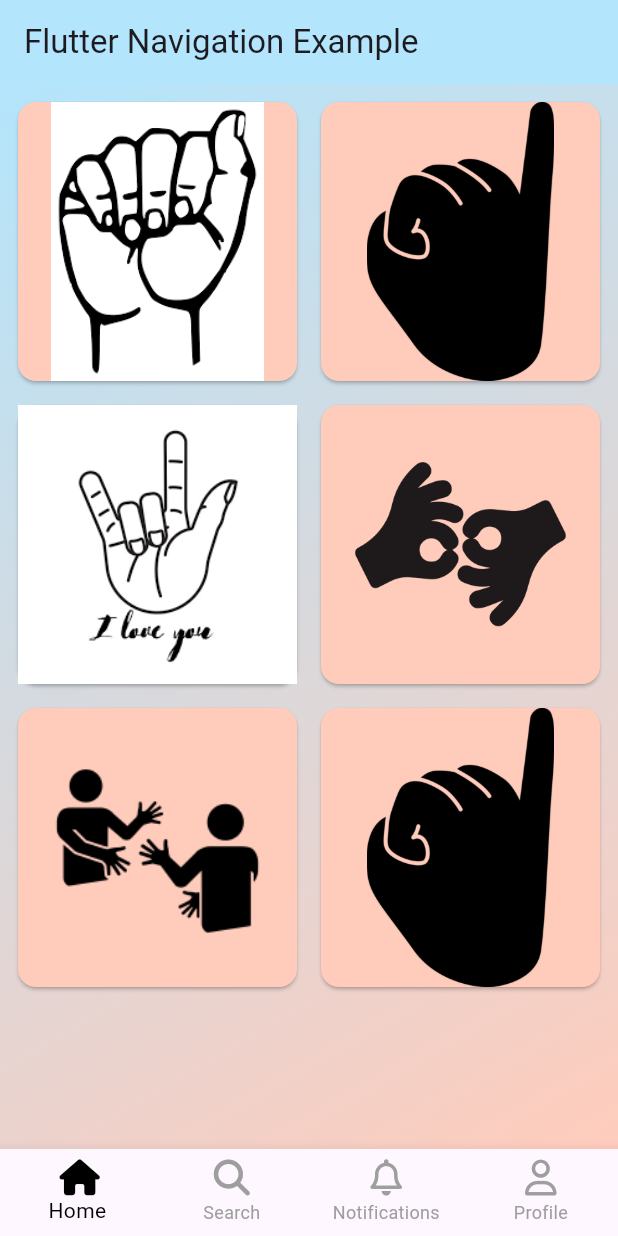
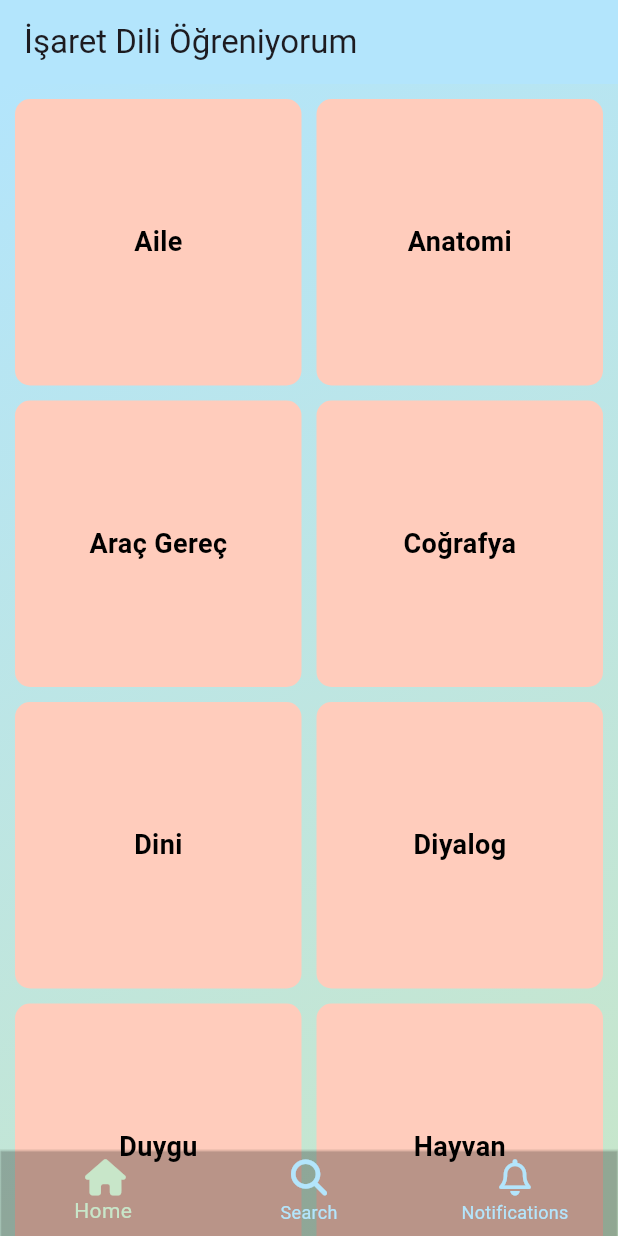
Before and after one commit to YUNUSEMREALSANCAK/isaretdilitercumaniprojesi, a Flutter app: the Navigation screen opened directly, on a phone screen of 412 x 824 dp. Run offline on Flutter 3.47's test engine with Material 3 defaults, Android fonts, the phone set to English and light mode, and no system bars; our stand-ins replace firebase_auth, firebase_core, font_awesome_flutter, shared_preferences, video_player; accounts and stored records are empty.

Commit message:
cardscreen.dart güncellendi

```diff
--- a/lib/Screens/Notifications.dart
+++ b/lib/Screens/Notifications.dart
@@ -34,7 +34,7 @@ class NotificationsPage extends StatelessWidget {
     return Container(
       decoration: BoxDecoration(
         gradient: LinearGradient(
-          colors: [CustomTheme.colorPage3, CustomTheme.colorPage1],
+          colors: [CustomTheme.colorPage1, CustomTheme.colorPage2],
           begin: Alignment.topLeft,
           end: Alignment.bottomRight,
         ),
--- a/lib/Screens/cardscreen.dart
+++ /dev/null
@@ -1,90 +0,0 @@
-import 'package:flutter/material.dart';
-
-import 'package:isaretdilitercumaniprojesi/variables.dart';
-
-import '../component.dart';
-
-// 1. Ana sayfa - Tam ekran kaplayan kartlar
-class HomePage extends StatelessWidget {
-  const HomePage({super.key});
-
-  @override
-  Widget build(BuildContext context) {
-    return Container(
-      decoration: BoxDecoration(
-        gradient: LinearGradient(
-          colors: [CustomTheme.colorPage1, CustomTheme.colorPage2],
-          begin: Alignment.topLeft,
-          end: Alignment.bottomRight,
-        ),
-      ),
-      child: Padding(
-        padding: const EdgeInsets.all(8.0),
-        child: GridView.count(
-          crossAxisCount: 2,
-          crossAxisSpacing: 8,
-          mainAxisSpacing: 8,
-          childAspectRatio: 1, // Kartların kare şeklinde görünmesi için
-          children: const [
-            ExpandedCard(imagePath: Images.images1, text: 'Orange'),
-            ExpandedCard(imagePath: Images.images5, text: 'Apple'),
-            ExpandedCard(imagePath: Images.images4, text: 'Banana'),
-            ExpandedCard(imagePath: Images.images3, text: 'Grape'),
-            ExpandedCard(imagePath: Images.images2, text: 'Grape'),
-            ExpandedCard(imagePath: Images.images5, text: 'Grape'),
-          ],
-        ),
-      ),
-    );
-  }
-}
-
-// Kart bileşeni: Basıldığında metin gösterme, bırakıldığında resme dönme
-class ExpandedCard extends StatefulWidget {
-  final String imagePath;
-  final String text;
-
-  const ExpandedCard({
-    super.key,
-    required this.imagePath,
-    required this.text,
-  });
-
-  @override
-  _ExpandedCardState createState() => _ExpandedCardState();
-}
-
-class _ExpandedCardState extends State<ExpandedCard> {
-  bool _showText = false;
-
-  @override
-  Widget build(BuildContext context) {
-    return GestureDetector(
-      onLongPress: () {
-        setState(() {
-          _showText = true; // Uzun basıldığında metni göster
-        });
-      },
-      onLongPressUp: () {
-        setState(() {
-          _showText = false; // Basmayı bırakınca resmi göster
-        });
-      },
-      child: Card(
-        color: CustomTheme.colorPage2,
-        shape: RoundedRectangleBorder(borderRadius: BorderRadius.circular(12)),
-        child: Center(
-          child: _showText
-              ? Text(
-            widget.text,
-            style: titleTextStyle(fontSize: 24, color: CustomTheme.black),
-          )
-              : Image.asset(
-            widget.imagePath,
-            fit: BoxFit.contain, // Resim kartın içine sığacak şekilde ayarlandı
-          ),
-        ),
-      ),
-    );
-  }
-}
--- /dev/null
+++ b/lib/Screens/cardscreen/cardscreen.dart
@@ -0,0 +1,91 @@
+import 'package:flutter/material.dart';
+import 'package:isaretdilitercumaniprojesi/variables.dart';
+
+import 'Giftlistscreen.dart';
+
+class HomePage extends StatelessWidget {
+  const HomePage({super.key});
+
+  @override
+  Widget build(BuildContext context) {
+    // Kategoriler ve gif dosyaları
+    final Map<String, List<String>> categories = {
+      'Aile': [
+        'assets/learn_gifs/abi.gif',
+        'assets/learn_gifs/abla_1.gif',
+        'assets/learn_gifs/abla_2.gif',
+        'assets/learn_gifs/aile.gif',
+        'assets/learn_gifs/akraba.gif',
+        'assets/learn_gifs/amca.gif',
+        'assets/learn_gifs/anne.gif',
+        'assets/learn_gifs/anneanne.gif',
+        'assets/learn_gifs/baba.gif',
+      ],
+      'Anatomi': [],
+      'Araç Gereç': [],
+      'Coğrafya': [],
+      'Dini': [],
+      'Diyalog': [],
+      'Duygu': [],
+      'Hayvan': [],
+      'Matematik': [],
+      'Spor': [],
+    };
+
+    return Scaffold(
+        backgroundColor: CustomTheme.colorPage1 ,
+
+      body: Container(
+        decoration: const BoxDecoration(
+          gradient: LinearGradient(
+            colors: [CustomTheme.colorPage1, CustomTheme.colorPage3],
+            begin: Alignment.topLeft,
+            end: Alignment.bottomRight,
+          ),
+        ),
+        child: GridView.builder(
+          padding: const EdgeInsets.all(10.0),
+          gridDelegate: const SliverGridDelegateWithFixedCrossAxisCount(
+            crossAxisCount: 2,
+            crossAxisSpacing: 10.0,
+            mainAxisSpacing: 10.0,
+          ),
+          itemCount: categories.keys.length,
+          itemBuilder: (context, index) {
+            final category = categories.keys.elementAt(index);
+            return GestureDetector(
+              onTap: () {
+                // Kategoriye tıklandığında
+                Navigator.push(
+                  context,
+                  MaterialPageRoute(
+                    builder: (context) => GifListPage(
+                      category: category,
+                      gifs: categories[category]!,
+                    ),
+                  ),
+                );
+              },
+              child: Container(
+                decoration: BoxDecoration(
+                  color: CustomTheme.colorPage2,
+                  borderRadius: BorderRadius.circular(10.0),
+                ),
+                child: Center(
+                  child: Text(
+                    category,
+                    style: const TextStyle(
+                      color: Colors.black,
+                      fontSize: 18.0,
+                      fontWeight: FontWeight.bold,
+                    ),
+                  ),
+                ),
+              ),
+            );
+          },
+        ),
+      ),
+    );
+  }
+}
--- a/lib/Screens/login_page/widgets/sign_in.dart
+++ b/lib/Screens/login_page/widgets/sign_in.dart
@@ -4,7 +4,7 @@ import 'package:shared_preferences/shared_preferences.dart';
 import '../../../services/auth.dart';
 import '../../../variables.dart';
 import '../../../widgets/snackbar.dart';
-import '../../Profile.dart';
+import '../../Notifications.dart';
 
 class SignIn extends StatefulWidget {
   const SignIn({super.key});
@@ -302,7 +302,7 @@ class _SignInState extends State<SignIn> {
       Navigator.pushReplacement(
         context,
         MaterialPageRoute(
-          builder: (context) => ProfilePage(email: email),
+          builder: (context) => NotificationsPage(),
         ),
 
       );
--- a/lib/Screens/navigation.dart
+++ b/lib/Screens/navigation.dart
@@ -3,8 +3,8 @@ import 'package:font_awesome_flutter/font_awesome_flutter.dart';
 
 import '../variables.dart';
 import 'Notifications.dart';
-import 'Profile.dart';
-import 'cardscreen.dart';
+
+import 'cardscreen/cardscreen.dart';
 import 'quizPage/quiz_page.dart';
 
 class Navigation extends StatefulWidget {
@@ -15,7 +15,6 @@ class Navigation extends StatefulWidget {
 }
 
 class _NavigationState extends State<Navigation> {
-
   int _selectedIndex = 0;
 
   // Her bir sayfa için bir liste
@@ -23,24 +22,36 @@ class _NavigationState extends State<Navigation> {
     HomePage(),
     QuizPage(),
     NotificationsPage(),
-    ProfilePage(email: '',),
   ];
 
   // Seçili sayfa değiştiğinde tetiklenecek fonksiyon
   void _onItemTapped(int index) {
-    setState(() {
-      _selectedIndex = index;
-    });
+    if (index >= 0 && index < _pages.length) { // Güvenlik kontrolü
+      setState(() {
+        _selectedIndex = index;
+      });
+    }
   }
 
   @override
   Widget build(BuildContext context) {
     return Scaffold(
       appBar: AppBar(
-        title: const Text('Flutter Navigation Example'),
         backgroundColor: CustomTheme.colorPage1,
+        title: const Text('İşaret Dili Öğreniyorum'),
       ),
-      body: Center(
+      extendBody: true, // Sayfa arkaplanını BottomNavigationBar'ın altına uzatır
+      body: Container(
+        decoration: const BoxDecoration(
+          gradient: LinearGradient(
+            colors: [
+              CustomTheme.colorPage1,
+              CustomTheme.colorPage3,
+            ],
+            begin: Alignment.topCenter,
+            end: Alignment.bottomCenter,
+          ),
+        ),
         child: _pages[_selectedIndex],
       ),
       bottomNavigationBar: BottomNavigationBar(
@@ -48,27 +59,21 @@ class _NavigationState extends State<Navigation> {
           BottomNavigationBarItem(
             icon: Icon(FontAwesomeIcons.house),
             label: 'Home',
-            backgroundColor: CustomTheme.colorPage1,
           ),
           BottomNavigationBarItem(
             icon: Icon(FontAwesomeIcons.magnifyingGlass),
             label: 'Search',
-            backgroundColor: CustomTheme.colorPage2,
           ),
           BottomNavigationBarItem(
             icon: Icon(FontAwesomeIcons.bell),
             label: 'Notifications',
-            backgroundColor: CustomTheme.colorPage3,
-          ),
-          BottomNavigationBarItem(
-            icon: Icon(FontAwesomeIcons.user),
-            label: 'Profile',
-            backgroundColor: CustomTheme.colorPage1,
           ),
         ],
         currentIndex: _selectedIndex,
-        selectedItemColor: CustomTheme.black,
-        unselectedItemColor: Colors.grey,
+        selectedItemColor: CustomTheme.colorPage3, // Seçili ikon rengi
+        unselectedItemColor: CustomTheme.colorPage1, // Seçilmemiş ikon rengi
+        backgroundColor: Colors.transparent, // Şeffaf arkaplan
+        elevation: 0.5, // Gölgeyi kaldır
         onTap: _onItemTapped,
         type: BottomNavigationBarType.fixed,
       ),
```
Also changed, not shown: lib/Screens/cardscreen/Giftlistscreen.dart (added, +67 -0 lines), pubspec.yaml (+3 -6 lines), pubspec.lock.
